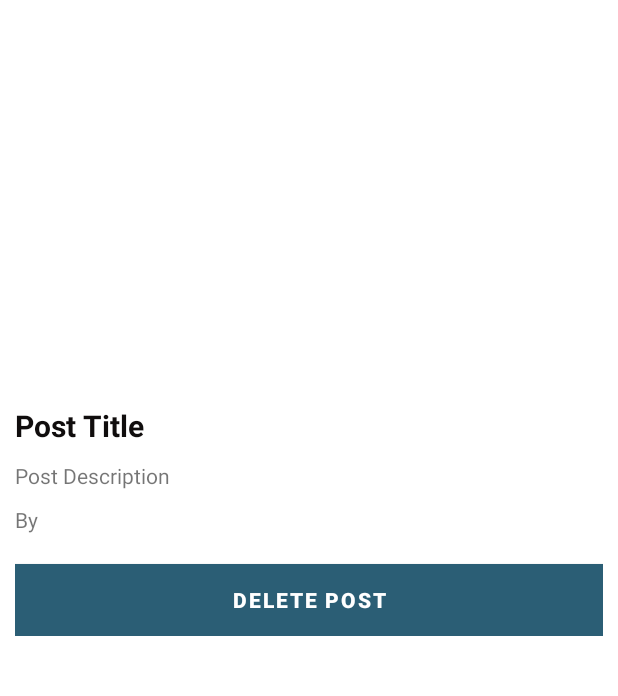
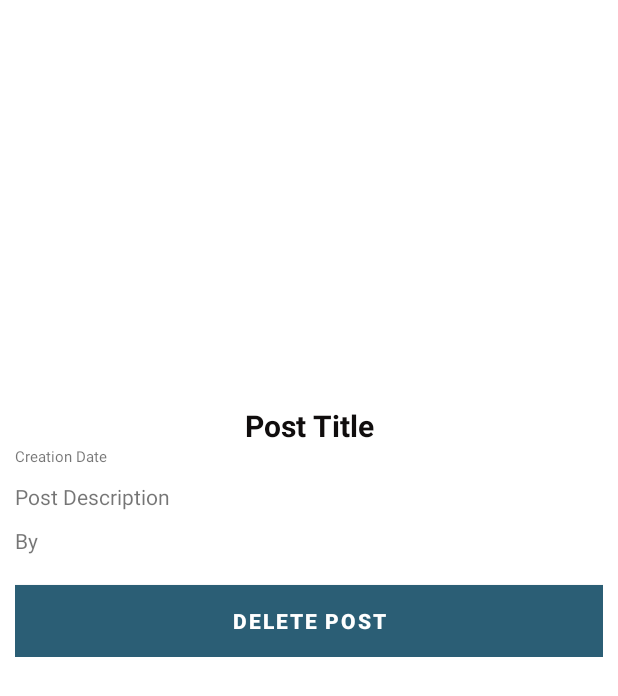
Before and after one commit to vanellop3/ExploreIt, an Android app: the layout activity_single_place.xml on its own in the app's theme, with its tools: preview values and no code run, on a phone screen of 412 x 824 dp. Shown: the top 696 px of the screen. Run offline under Robolectric (Android 15) with nearby library versions, the light colour scheme and no system bars.

Commit message:
Add new app version.

```diff
--- a/app/src/main/res/layout/activity_single_place.xml
+++ b/app/src/main/res/layout/activity_single_place.xml
@@ -20,14 +20,23 @@
             android:id="@+id/singleImageview"/>
 
         <TextView
-            android:layout_marginTop="10dp"
+            android:id="@+id/singleTitle"
             android:layout_width="match_parent"
             android:layout_height="wrap_content"
-            android:id="@+id/singleTitle"
-            android:textStyle="bold"
+            android:layout_marginTop="10dp"
+            android:gravity="center"
+            android:text="Post Title"
+            android:textAppearance="@style/TextAppearance.AppCompat.Large"
+            android:textColor="#100d0d"
             android:textSize="20sp"
-            android:text="Post Title"
-            android:textColor="#100d0d"/>
+            android:textStyle="bold" />
+
+        <TextView
+            android:id="@+id/singleDate"
+            android:layout_width="match_parent"
+            android:layout_height="wrap_content"
+            android:text="Creation Date"
+            android:textSize="10sp" />
 
         <TextView
             android:layout_marginTop="10dp"
--- a/app/src/main/res/menu/menu_main.xml
+++ b/app/src/main/res/menu/menu_main.xml
@@ -7,7 +7,7 @@
         android:orderInCategory="101"
         android:title="Show all places" />
     <item
-        android:id="@+id/action_Logout"
+        android:id="@+id/action_logout"
         android:orderInCategory="101"
         android:title="Logout"
         app:showAsAction="never" />
```
Also changed, not shown: app/src/main/java/com/example/exploreit/AddPlaceActivity.java (+7 -5 lines), app/src/main/java/com/example/exploreit/FirebaseHelper.java (+27 -3 lines), app/src/main/java/com/example/exploreit/LoginActivity.java (+3 -29 lines), app/src/main/java/com/example/exploreit/MainActivity.java (+12 -14 lines), app/src/main/java/com/example/exploreit/RecyclerVIew_Config.java (+4 -4 lines), app/src/main/java/com/example/exploreit/SignupActivity.java (+0 -8 lines), app/src/main/java/com/example/exploreit/SinglePlaceActivity.java (+35 -12 lines), app/src/main/res/layout/activity_register.xml (+11 -11 lines), app/src/main/res/layout/card_items.xml (+12 -11 lines), app/src/main/welcome-playstore.png (deleted).
